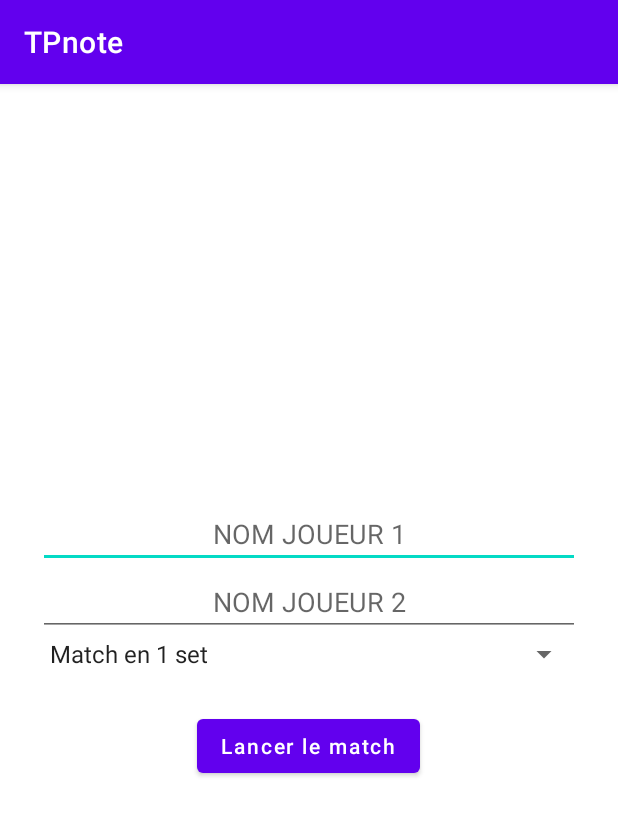
After one commit to RomainRegache/TPnote, an Android app: the SecondScreen screen opened directly, with no data from a screen before it, on a phone screen of 412 x 824 dp. The commit adds this screen. Shown: the top 816 px of the screen. Run offline under Robolectric (Android 15) with nearby library versions, the phone set to English and light mode, and no system bars; 1 statement that could not run was skipped.

Commit message:
add first and second screen

```diff
--- a/app/src/main/java/com/example/tpnote/Historique.kt
+++ b/app/src/main/java/com/example/tpnote/Historique.kt
@@ -2,6 +2,7 @@ package com.example.tpnote
 
 import androidx.appcompat.app.AppCompatActivity
 import com.example.tpnote.databinding.HistoriqueBinding
+import com.example.tpnote.model.Match
 
 class Historique : AppCompatActivity() {
     private lateinit var binding: HistoriqueBinding
--- a/app/src/main/java/com/example/tpnote/MainActivity.kt
+++ b/app/src/main/java/com/example/tpnote/MainActivity.kt
@@ -1,5 +1,6 @@
 package com.example.tpnote
 
+import android.content.Intent
 import android.os.Bundle
 import android.view.View
 import androidx.appcompat.app.AppCompatActivity
--- a/app/src/main/java/com/example/tpnote/Match.kt
+++ /dev/null
@@ -1,4 +0,0 @@
-package com.example.tpnote
-
-class Match {
-}
--- /dev/null
+++ b/app/src/main/java/com/example/tpnote/SecondScreen.kt
@@ -0,0 +1,34 @@
+package com.example.tpnote
+
+import android.content.Intent
+import androidx.appcompat.app.AppCompatActivity
+import android.os.Bundle
+import android.view.View
+import com.example.tpnote.databinding.ActivityMainBinding
+import com.example.tpnote.databinding.ActivitySecondScreenBinding
+import com.example.tpnote.model.Match
+
+class SecondScreen : AppCompatActivity() {
+    private lateinit var binding: ActivitySecondScreenBinding
+    private lateinit var layout: View
+
+    override fun onCreate(savedInstanceState: Bundle?) {
+        super.onCreate(savedInstanceState)
+        binding = ActivitySecondScreenBinding.inflate(layoutInflater)
+        val view = binding.root
+        //layout = binding.mainLayout
+        setContentView(view)
+
+        val joueur1 = binding.joueur1.text.toString()
+        val joueur2 = binding.joueur2.text.toString()
+        val nbSet = binding.nbSet
+
+        val match = Match(joueur1, joueur2, nbSet)
+
+        binding.buttonValider.setOnClickListener {
+            intent = Intent(this, ThirdActivity::class.java)
+            intent.putExtra("match", Match as java.io.Serializable)
+            startActivity(intent)
+        }
+    }
+}
--- /dev/null
+++ b/app/src/main/res/layout/activity_second_screen.xml
@@ -0,0 +1,51 @@
+<?xml version="1.0" encoding="utf-8"?>
+<androidx.constraintlayout.widget.ConstraintLayout
+    xmlns:android="http://schemas.android.com/apk/res/android"
+    xmlns:tools="http://schemas.android.com/tools"
+    android:layout_width="match_parent"
+    android:layout_height="match_parent"
+    tools:context=".MainActivity">
+
+    <LinearLayout
+        android:id="@+id/ll_main_layout"
+        android:layout_width="match_parent"
+        android:layout_height="match_parent"
+        android:gravity="center"
+        android:padding="25dp"
+        android:orientation="vertical">
+
+        <EditText
+            android:inputType="text"
+            android:id="@+id/joueur1"
+            android:hint="NOM JOUEUR 1"
+            android:textAlignment="center"
+            android:layout_width="match_parent"
+            android:layout_height="wrap_content"/>
+        <EditText
+            android:inputType="text"
+            android:id="@+id/joueur2"
+            android:hint="NOM JOUEUR 2"
+            android:textAlignment="center"
+            android:layout_width="match_parent"
+            android:layout_height="wrap_content"/>
+        <Spinner
+            android:id="@+id/nbSet"
+            android:layout_width="match_parent"
+            android:layout_height="wrap_content"
+            android:entries="@array/nbSet" />
+        <LinearLayout
+            android:layout_width="match_parent"
+            android:layout_height="wrap_content"
+            android:gravity="center"
+            android:padding="25dp"
+            android:orientation="horizontal">
+            <Button
+                android:id="@+id/buttonValider"
+                android:text="Lancer le match"
+                android:textAllCaps="false"
+                android:layout_width="wrap_content"
+                android:layout_height="wrap_content" />
+        </LinearLayout>
+
+    </LinearLayout>
+</androidx.constraintlayout.widget.ConstraintLayout>
--- a/app/src/main/res/values/strings.xml
+++ b/app/src/main/res/values/strings.xml
@@ -1,3 +1,8 @@
 <resources>
     <string name="app_name">TPnote</string>
+    <string-array name="nbSet">
+        <item>Match en 1 set</item>
+        <item>Match en 3 set</item>
+        <item>Match en 5 set</item>
+    </string-array>
 </resources>
```
Also changed, not shown: app/src/main/AndroidManifest.xml (+14 -0 lines), app/src/main/java/com/example/tpnote/ThirdActivity.kt (added, +11 -0 lines), app/src/main/java/com/example/tpnote/model/Match.kt (+16 -4 lines), app/src/main/res/layout/activity_main.xml (+17 -3 lines), app/src/main/res/layout/activity_third.xml (added, +9 -0 lines).
